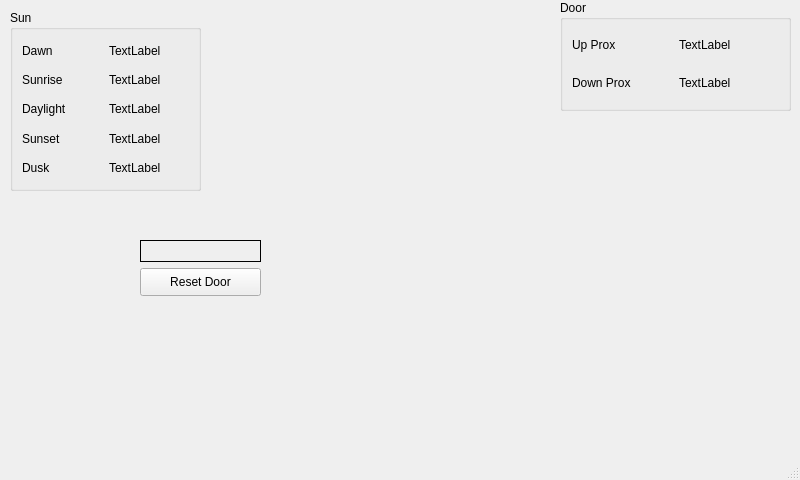
Above: coop3/coop3.ui from jethornton/chicken-coop before the change. Below: the same form after it.
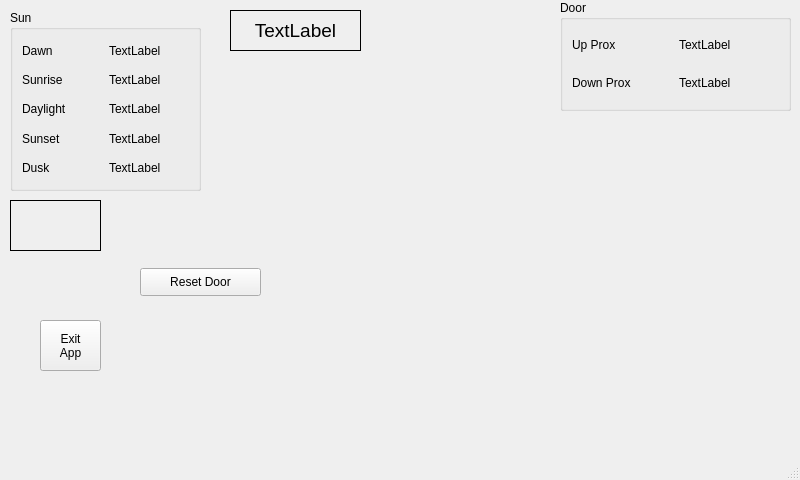
That is the form after the change.

What changed in the file:
```diff
--- a/coop3/coop3.ui
+++ b/coop3/coop3.ui
@@ -36,10 +36,10 @@
    <widget class="QLabel" name="transitTimeLbl">
     <property name="geometry">
      <rect>
-      <x>140</x>
-      <y>240</y>
-      <width>121</width>
-      <height>22</height>
+      <x>10</x>
+      <y>200</y>
+      <width>91</width>
+      <height>51</height>
      </rect>
     </property>
     <property name="frameShape">
@@ -180,6 +180,44 @@
      </item>
     </layout>
    </widget>
+   <widget class="QPushButton" name="exitAppPb">
+    <property name="geometry">
+     <rect>
+      <x>40</x>
+      <y>320</y>
+      <width>61</width>
+      <height>51</height>
+     </rect>
+    </property>
+    <property name="text">
+     <string>Exit
+App</string>
+    </property>
+   </widget>
+   <widget class="QLabel" name="clockLbl">
+    <property name="geometry">
+     <rect>
+      <x>230</x>
+      <y>10</y>
+      <width>131</width>
+      <height>41</height>
+     </rect>
+    </property>
+    <property name="font">
+     <font>
+      <pointsize>14</pointsize>
+     </font>
+    </property>
+    <property name="frameShape">
+     <enum>QFrame::Box</enum>
+    </property>
+    <property name="text">
+     <string>TextLabel</string>
+    </property>
+    <property name="alignment">
+     <set>Qt::AlignCenter</set>
+    </property>
+   </widget>
   </widget>
   <widget class="QMenuBar" name="menubar">
    <property name="geometry">
```
